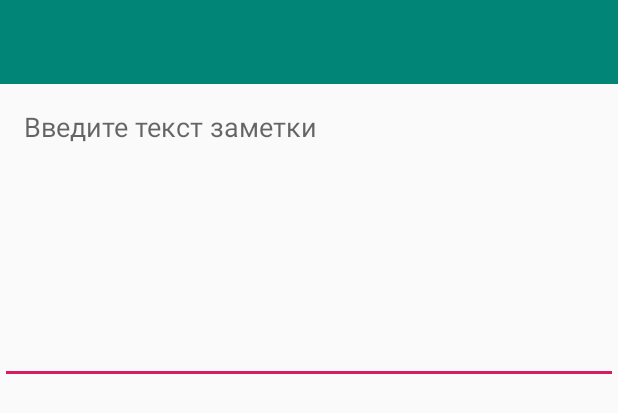
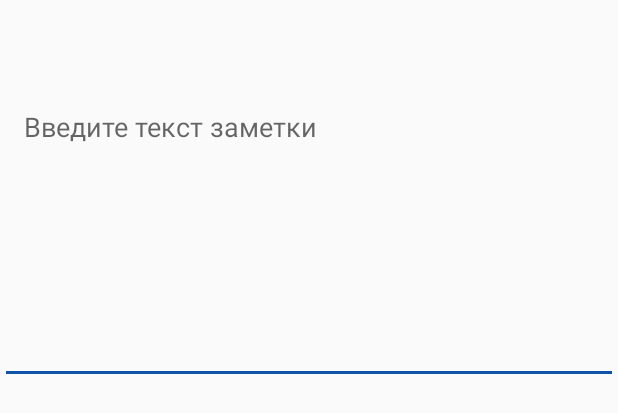
Before and after one commit to quint836/todolist, an Android app: the layout activity_note_details.xml on its own in the app's theme, with its tools: preview values and no code run, on a phone screen of 412 x 824 dp. Shown: the top 413 px of the screen. Run offline under Robolectric (Android 15) with nearby library versions, the phone set to English and light mode, and no system bars.

Commit message:
Дизайн

```diff
--- a/SamsungProj2/app/src/main/res/layout/activity_main.xml
+++ b/SamsungProj2/app/src/main/res/layout/activity_main.xml
@@ -28,6 +28,6 @@
         android:layout_height="wrap_content"
         android:layout_gravity="bottom|end"
         android:layout_margin="@dimen/fab_margin"
-        app:srcCompat="@android:drawable/ic_dialog_email" />
+        android:src="@drawable/ic_edit_black_24dp" />
 
 </androidx.coordinatorlayout.widget.CoordinatorLayout>
--- a/SamsungProj2/app/src/main/res/layout/activity_note_details.xml
+++ b/SamsungProj2/app/src/main/res/layout/activity_note_details.xml
@@ -9,7 +9,7 @@
         android:id="@+id/toolbar"
         android:layout_width="match_parent"
         android:layout_height="?attr/actionBarSize"
-        android:background="?attr/colorPrimary"
+        android:background="#fafafa"
         app:popupTheme="@style/AppTheme.PopupOverlay" />
 
     <EditText
--- a/SamsungProj2/app/src/main/res/layout/item_note_list.xml
+++ b/SamsungProj2/app/src/main/res/layout/item_note_list.xml
@@ -29,6 +29,6 @@
         android:layout_width="wrap_content"
         android:layout_height="wrap_content"
         android:layout_marginLeft="16dp"
-        android:src="@android:drawable/ic_notification_clear_all"/>
+        android:src="@drawable/ic_delete_black_24dp"/>
 
 </LinearLayout>
--- a/SamsungProj2/app/src/main/res/menu/menu_details.xml
+++ b/SamsungProj2/app/src/main/res/menu/menu_details.xml
@@ -6,5 +6,5 @@
         android:id="@+id/action_save"
         android:title="@string/save"
         app:showAsAction="always"
-        android:icon="@android:drawable/ic_menu_save"/>
+        android:icon="@drawable/ic_check_black_24dp"/>
 </menu>
--- a/SamsungProj2/app/src/main/res/values/colors.xml
+++ b/SamsungProj2/app/src/main/res/values/colors.xml
@@ -1,6 +1,8 @@
 <?xml version="1.0" encoding="utf-8"?>
 <resources>
-    <color name="colorPrimary">#008577</color>
-    <color name="colorPrimaryDark">#00574B</color>
-    <color name="colorAccent">#D81B60</color>
+    <color name="colorPrimary">#0E53A7</color>
+    <color name="colorPrimaryDark">#04346C</color>
+    <color name="colorAccent">#0E53A7</color>
+    <color name="colorBlack">#000000</color>
+    <color name="colorWhite">#FFFF</color>
 </resources>
--- a/SamsungProj2/app/src/main/res/values/strings.xml
+++ b/SamsungProj2/app/src/main/res/values/strings.xml
@@ -1,5 +1,5 @@
 <resources>
-    <string name="app_name">todolist</string>
+    <string name="app_name">Список дел</string>
     <string name="action_settings">Settings</string>
 
     <string name="note_text">Введите текст заметки</string>
--- a/SamsungProj2/app/src/main/res/values/styles.xml
+++ b/SamsungProj2/app/src/main/res/values/styles.xml
@@ -6,6 +6,7 @@
         <item name="colorPrimary">@color/colorPrimary</item>
         <item name="colorPrimaryDark">@color/colorPrimaryDark</item>
         <item name="colorAccent">@color/colorAccent</item>
+        <item name="android:textColorPrimary">@color/colorPrimary</item>
     </style>
 
     <style name="AppTheme.NoActionBar">
@@ -17,4 +18,6 @@
 
     <style name="AppTheme.PopupOverlay" parent="ThemeOverlay.AppCompat.Light" />
 
+
+
 </resources>
```
Also changed, not shown: SamsungProj2/app/src/main/res/drawable/ic_check_black_24dp.xml (added, +9 -0 lines).
